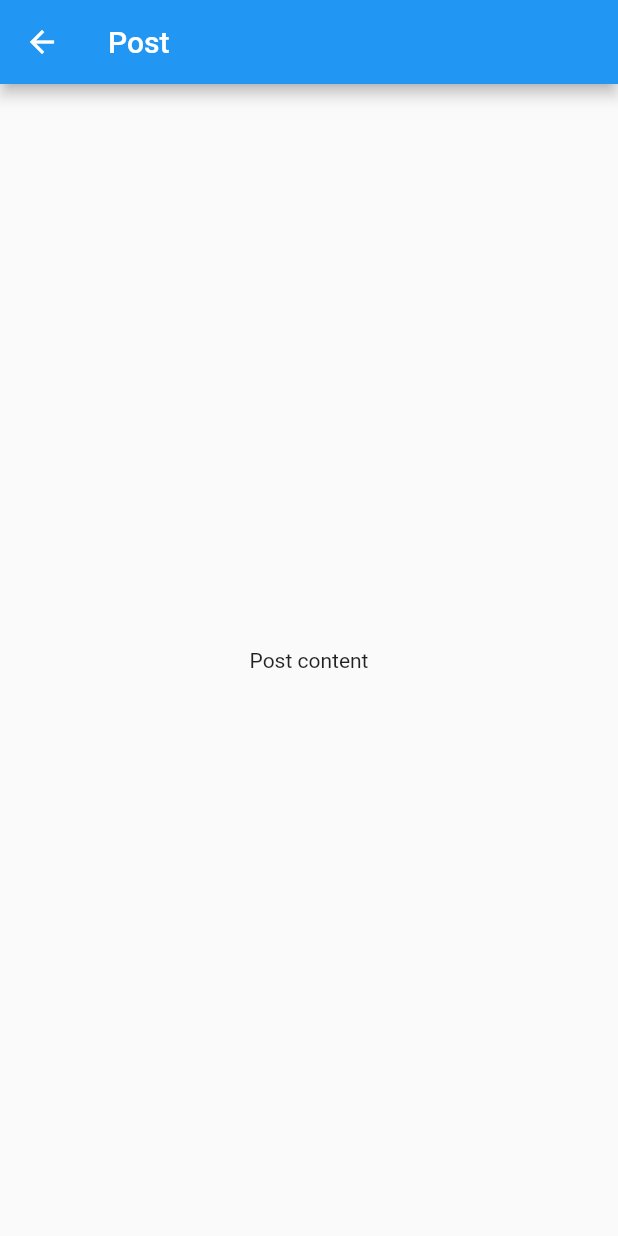
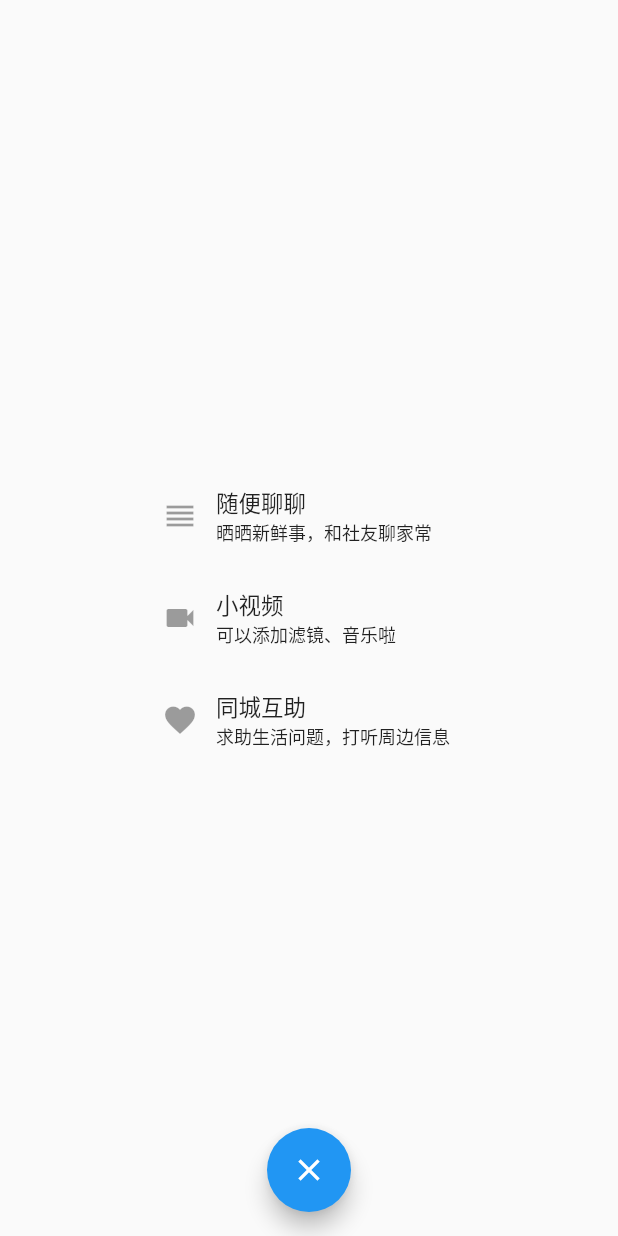
Before and after one commit to wuliubao/community, a Flutter app: the screen it shows after launch, item 2 of the bottom bar chosen, after a tap on the "add" icon, on a phone screen of 412 x 824 dp. Run offline on Flutter 3.47's test engine with Material 2 defaults, Android fonts, the phone set to English and light mode, and no system bars.

Commit message:
客户端：布局初步整合

```diff
--- /dev/null
+++ b/cilent/lib/Model/ChannelItem.dart
@@ -0,0 +1,7 @@
+class ChannelItem {
+
+  ChannelItem({this.icon,this.text});
+
+  final String icon;
+  final String text;
+}
--- a/cilent/lib/components/InnerTabView.dart
+++ b/cilent/lib/components/InnerTabView.dart
@@ -1,3 +1,5 @@
+import 'package:cilent/components/CommentItem.dart';
+import 'package:cilent/components/InfoItem.dart';
 import 'package:flutter/material.dart';
 
 class InnerTabView extends StatefulWidget {
@@ -5,16 +7,40 @@ class InnerTabView extends StatefulWidget {
   State<StatefulWidget> createState() => InnerTabViewState();
 }
 
-class InnerTabViewState extends State<InnerTabView> {
+class InnerTabViewState extends State<InnerTabView> with SingleTickerProviderStateMixin{
   TabController _tabController;
+
+  @override
+  void initState() {
+    super.initState();
+    _tabController = TabController(vsync: this, length: 2);
+
+  }
   @override
   Widget build(BuildContext context) {
-    return Container(
-        alignment: Alignment.center,
-        color: Colors.blueAccent,
-        margin: EdgeInsets.fromLTRB(10.0, 10.0, 10.0, 10.0),
-        child: Text("占位组件")
-    );
+    return Column(children: <Widget>[
+      TabBar(
+          controller: _tabController,
+          labelColor: Colors.black,
+        tabs: <Tab>[
+          Tab(text:"最新发布"),
+          Tab(text:"精华帖"),
+        ]
+      ),
+      Container(
+        height: 300.0,
+        child:TabBarView(
+          controller: _tabController,
+          children: <Widget>[
+            Center(child: Column(children: <Widget>[
+              InfoItem(),
+              CommentItem(),
+            ],),),
+            Center(child: Text("page of b"),),
+          ],
+        ),
+      )
+    ],);
   }
 
 }
--- a/cilent/lib/pages/AllChannelPage.dart
+++ b/cilent/lib/pages/AllChannelPage.dart
@@ -1,3 +1,5 @@
+import 'package:cilent/Model/ChannelItem.dart';
+import 'package:cilent/components/InnerTabView.dart';
 import 'package:flutter/material.dart';
 
 import 'package:cilent/components/InfoItem.dart';
@@ -11,23 +13,58 @@ class AllChannelPage extends StatefulWidget {
 
 class AllChannelPageState extends State<AllChannelPage> {
 
+  PageController _pageController = PageController(initialPage: 0);
+
+
   @override
   void initState() {
     super.initState();
   }
 
+  List<ChannelItem> channelList = [
+    ChannelItem(icon: "assets/images/placeholder.png",text: "a"),
+    ChannelItem(icon: "assets/images/placeholder.png",text: "a"),
+    ChannelItem(icon: "assets/images/placeholder.png",text: "a"),
+  ];
+
+  Widget channelItemWidget(ChannelItem item) =>
+      Column(
+        children: <Widget>[
+          new ClipOval(
+            child: new Image.asset("assets/images/placeholder.png",width: 50,height: 50,),
+          ),
+          Text(item.text),
+        ],
+      );
+
+  List<Widget> channelItemGen () =>
+      channelList.map((ChannelItem item){
+        return channelItemWidget(item);
+      }).toList();
+
+
   @override
   Widget build(BuildContext context) {
-    return Container(
-        child: Column(
-          children: <Widget>[
-            Text("1"),
-            Text("2"),
-            Text("3"),
-            InfoItem(),
-            CommentItem(),
-          ],
+    return CustomScrollView(
+      slivers: <Widget>[
+        SliverToBoxAdapter(
+          child: Container(
+            height: 150,
+            child: PageView(
+              scrollDirection: Axis.horizontal,
+              controller: _pageController,
+              children: <Widget>[
+                Wrap(children:channelItemGen()),
+                Wrap(children:channelItemGen()),
+                Wrap(children:channelItemGen()),
+              ],
+            ),
+          )
+        ),
+        SliverToBoxAdapter(
+            child: InnerTabView(),
         )
+      ],
     );
   }
 
--- a/cilent/lib/pages/InfoPostPage.dart
+++ b/cilent/lib/pages/InfoPostPage.dart
@@ -6,14 +6,45 @@ class InfoPostPage extends StatefulWidget {
 }
 
 class InfoPostPageState extends State<InfoPostPage> {
+  Widget infoItem(IconData iconD, String title, String tip) => Container(
+        width: 220.0,
+        margin: EdgeInsets.all(10),
+//    color:Colors.amberAccent,
+        child: Row(
+          children: <Widget>[
+            IconButton(icon: Icon(iconD)),
+            Column(
+              crossAxisAlignment: CrossAxisAlignment.start,
+              children: <Widget>[
+                Text(title, style: TextStyle(fontSize: 15.0)),
+                Text(tip, style: TextStyle(fontSize: 12.0)),
+              ],
+            )
+          ],
+        ),
+      );
+
+  @override
   Widget build(BuildContext context) {
     return Scaffold(
-      appBar: AppBar(title: Text("Post")),
-      body: Container(
-          alignment: Alignment.center,
-          child: Text("Post content")
+      body: Center(
+        child: Column(
+          mainAxisAlignment: MainAxisAlignment.center,
+          children: <Widget>[
+            infoItem(Icons.reorder, "随便聊聊", "晒晒新鲜事，和社友聊家常"),
+            infoItem(Icons.videocam, "小视频", "可以添加滤镜、音乐啦"),
+            infoItem(Icons.favorite, "同城互助", "求助生活问题，打听周边信息"),
+          ],
+        ),
       ),
+      floatingActionButton: FloatingActionButton(
+        tooltip: 'Increment Counter',
+        child: Icon(Icons.close),
+        onPressed: () {
+          Navigator.of(context).pop(context);
+        },
+      ),
+      floatingActionButtonLocation: FloatingActionButtonLocation.centerFloat,
     );
   }
-
 }
--- a/cilent/lib/pages/PersonInfoPage.dart
+++ b/cilent/lib/pages/PersonInfoPage.dart
@@ -17,6 +17,13 @@ class PersonInfoPageState extends State<PersonInfoPage> {
   Widget build(BuildContext context) {
     return CustomScrollView(
       slivers: <Widget>[
+
+        SliverToBoxAdapter(
+            child: Container(
+              color:Colors.blueAccent,
+              height: 150,
+            )
+        ),
         SliverGrid(
           gridDelegate: SliverGridDelegateWithMaxCrossAxisExtent(
             maxCrossAxisExtent: 200.0,
@@ -32,7 +39,7 @@ class PersonInfoPageState extends State<PersonInfoPage> {
                 child: Text('Grid Item $index'),
               );
             },
-            childCount: 2,
+            childCount: 4,
           ),
         ),
         SliverFixedExtentList(
--- a/cilent/lib/pages/SingleChannelPage.dart
+++ b/cilent/lib/pages/SingleChannelPage.dart
@@ -1,4 +1,5 @@
 import 'package:cilent/components/InfoItem.dart';
+import 'package:cilent/components/InnerTabView.dart';
 import 'package:flutter/material.dart';
 
 class SingleChannelPage extends StatefulWidget {
@@ -39,6 +40,7 @@ class SingleChannelPageState extends State<SingleChannelPage> {
                 child: Text(channelName, style: TextStyle(fontSize: 16.0, color: Colors.white),),
               ),
             ),
+            InnerTabView(),
           ],
         )
     );
--- a/cilent/lib/pages/maincontent/MainContentPage.dart
+++ b/cilent/lib/pages/maincontent/MainContentPage.dart
@@ -31,6 +31,10 @@ class MainContentPageState extends State<MainContentPage> with SingleTickerProvi
     Tab(text: '城外'),
     Tab(text: '视频'),
     Tab(text: '家装'),
+    Tab(text: '同城互助'),
+    Tab(text: '房产'),
+    Tab(text: '二手闲置'),
+    Tab(text: '同城活动'),
   ];
 
   final List<NewsBean> newsList = <NewsBean>[
@@ -53,22 +57,28 @@ class MainContentPageState extends State<MainContentPage> with SingleTickerProvi
         ),
       );
 
-  Widget tabIcon(IconData iconData,String iconName, int index) =>  Column(
-    mainAxisSize: MainAxisSize.min,
-    children: <Widget>[
-      IconButton(
-        icon: Icon(iconData),
-        color: index == -1 ? Colors.transparent: Colors.black,
-        onPressed: () {
+  Widget tabIcon(IconData iconData,String iconName, int index) => GestureDetector(
+      onTap:() {
         if (index >= 0) {
           setState(() {
             MainBottomTabPagesIndex = index;
           });
         }
       },
+      child:  Container(
+        margin: EdgeInsets.fromLTRB(0, 5, 0, 5),
+//        color:Colors.red,
+        width: 60,
+        child: Column(
+          mainAxisSize: MainAxisSize.min,
+          children: <Widget>[
+            Icon(iconData,color: MainBottomTabPagesIndex == index ? Colors.blue: Colors.grey),
+            Text(iconName,style:
+            MainBottomTabPagesIndex == index ?
+            TextStyle(fontSize: 12.0,color: Colors.blue):TextStyle(fontSize: 12.0,color: Colors.grey)),
+          ],
         ),
-      Text(iconName,style: TextStyle(fontSize: 12.0),),
-    ],
+      )
   );
 
   //list Widget
@@ -97,14 +107,20 @@ class MainContentPageState extends State<MainContentPage> with SingleTickerProvi
     }).toList();
 
     MainBottomTabPages = <Widget>[
-      Scaffold(
-        appBar: AppBar(
-        bottom: TabBar(
+      Column(
+        children: <Widget>[
+          TabBar(
+            labelColor: Colors.blue,
+            unselectedLabelColor: Colors.grey,
+            isScrollable:true,
             controller: _tabController,
             tabs: myTabs,
           ),
-        ),
-        body: TabBarView(controller: _tabController, children: tabPages),
+          Expanded(
+//            height: 300,
+            child: TabBarView(controller: _tabController, children: tabPages),
+          )
+        ],
       ),
       AllChannelPage(),
       ContentListPage(),
@@ -122,11 +138,27 @@ class MainContentPageState extends State<MainContentPage> with SingleTickerProvi
   Widget build(BuildContext context) {
     return Scaffold(
       appBar: AppBar(
-        title: Text("上虞"),
-//        bottom: TabBar(
-//          controller: _tabController,
-//          tabs: myTabs,
-//        ),
+//        centerTitle: true,
+        backgroundColor: Colors.white,
+        leading: Center(child: Text("上虞",style: TextStyle(fontSize: 16.0,color: Colors.black),),),
+        title: Container(
+          width: 220.0,
+          height: 30.0,
+          child: TextField(
+            decoration: InputDecoration(
+              border:InputBorder.none,
+              filled: true,
+              fillColor: Colors.black12,
+              hintText: "搜索内容或用户",
+              hintStyle: TextStyle(fontSize: 12),
+              prefixIcon: Icon(Icons.search,color: Colors.black12,),
+            ),
+          ),
+        ),
+        actions: <Widget>[
+          IconButton(icon: Icon(Icons.filter_center_focus),),
+          IconButton(icon: Icon(Icons.notifications_none),),
+        ],
       ),
       body: MainBottomTabPages[MainBottomTabPagesIndex],
       //使用BottomAppBar代替BottomNavigationBar来显示中间曲线效果
@@ -136,7 +168,7 @@ class MainContentPageState extends State<MainContentPage> with SingleTickerProvi
             mainAxisSize: MainAxisSize.max,
             mainAxisAlignment: MainAxisAlignment.spaceAround,
             children: <Widget>[
-              tabIcon(Icons.home,"今日有料", 0),
+              tabIcon(Icons.whatshot,"今日有料", 0),
               tabIcon(Icons.message,"大家在聊", 1),
               tabIcon(Icons.home,"", -1),
               tabIcon(Icons.explore,"发现", 2),
```
Lines whose indentation alone changed are shown as unchanged.
